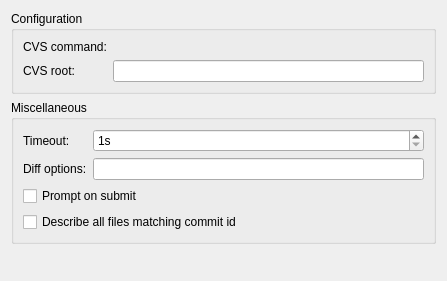
Old version of the form src/plugins/cvs/settingspage.ui in the repository qt-creator/qt-creator.
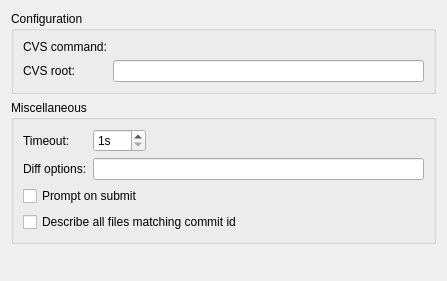
New version of the form. Custom widgets are drawn as their Qt base class.

Commit message:
Fix layouts for OSX: Set the obligatory ExpandingFieldsGrow
In Qt Creator, we want line edits to take up the free horizontal
space.

What changed in the file:
```diff
--- a/src/plugins/cvs/settingspage.ui
+++ b/src/plugins/cvs/settingspage.ui
@@ -46,6 +46,9 @@
       <string>Miscellaneous</string>
      </property>
      <layout class="QFormLayout" name="formLayout">
+      <property name="fieldGrowthPolicy">
+       <enum>QFormLayout::ExpandingFieldsGrow</enum>
+      </property>
       <item row="1" column="0">
        <widget class="QLabel" name="diffOptionsLabel">
         <property name="text">
```
Left out of the diff: 3 changed lines with no effect on the pictures. The commit also changes 8 other files.
